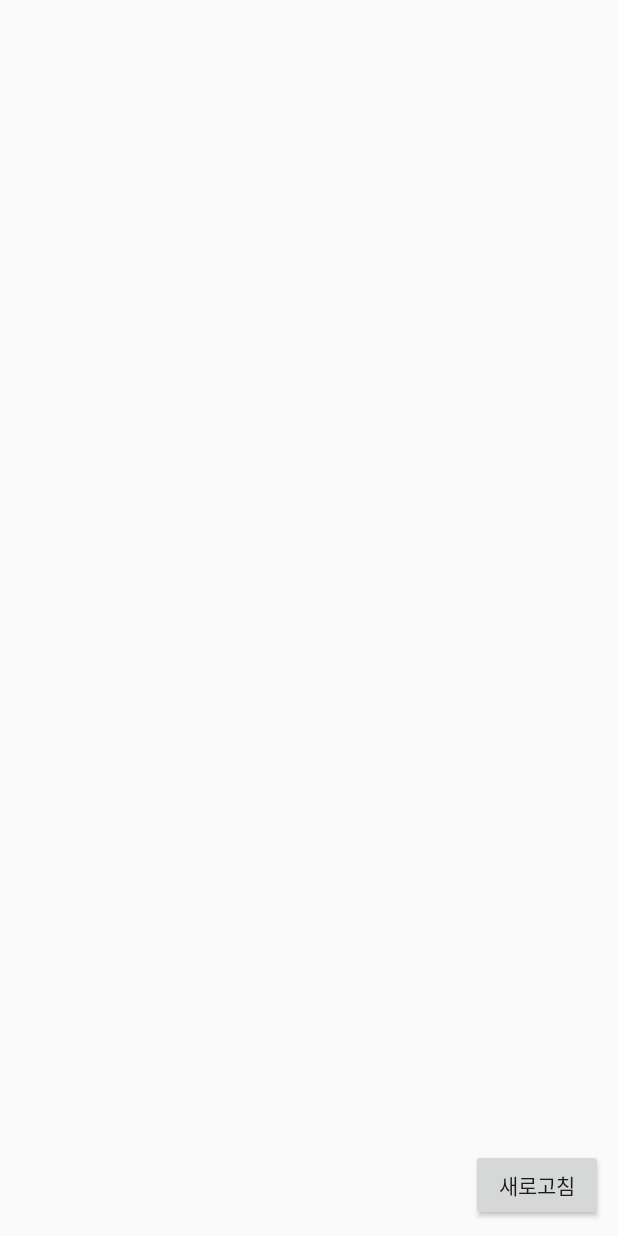
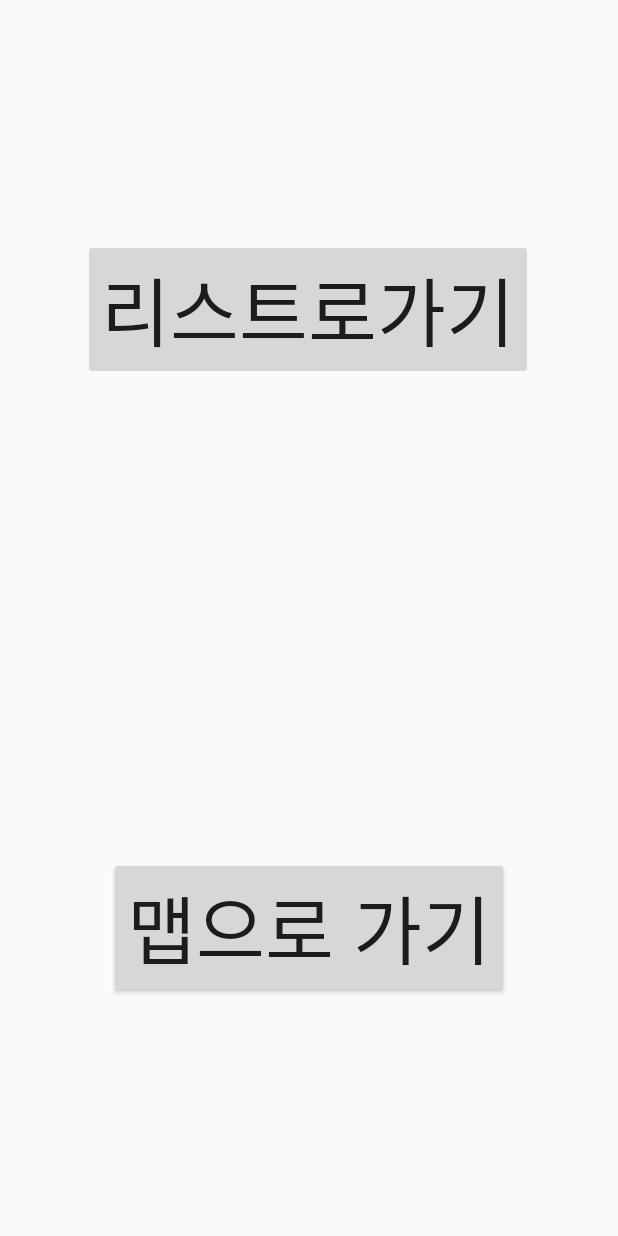
Before and after one commit to amaham1/ParkinglotOfJeju, an Android app: the layout activity_main.xml on its own in the app's theme, with its tools: preview values and no code run, on a phone screen of 412 x 824 dp. Run offline under Robolectric (Android 15) with nearby library versions, the phone set to English and light mode, and no system bars.

Commit message:
Update activity_main.xml

```diff
--- a/app/src/main/res/layout/activity_main.xml
+++ b/app/src/main/res/layout/activity_main.xml
@@ -2,42 +2,51 @@
 <androidx.constraintlayout.widget.ConstraintLayout xmlns:android="http://schemas.android.com/apk/res/android"
     xmlns:app="http://schemas.android.com/apk/res-auto"
     xmlns:tools="http://schemas.android.com/tools"
+    android:id="@+id/container"
     android:layout_width="match_parent"
-    android:layout_height="match_parent"
-    tools:context=".MainActivity">
-
-    <ProgressBar
-        android:id="@+id/progressBar"
-        style="?android:attr/progressBarStyleHorizontal"
-        android:layout_width="match_parent"
-        android:layout_height="wrap_content"
-        android:max="100"
-        android:visibility="gone"
-        app:layout_constraintBottom_toBottomOf="@+id/recyclerViewOfMain"
-        app:layout_constraintEnd_toEndOf="parent"
-        app:layout_constraintStart_toStartOf="@+id/recyclerViewOfMain"
-        app:layout_constraintTop_toTopOf="@+id/recyclerViewOfMain" />
+    android:layout_height="match_parent">
 
     <Button
-        android:id="@+id/refresh"
+        android:stateListAnimator="@null"
+        android:id="@+id/buttonGotoList"
         android:layout_width="wrap_content"
         android:layout_height="wrap_content"
-        android:layout_marginRight="10dp"
-        android:layout_marginBottom="10dp"
-        android:text="새로고침"
-        app:layout_constraintBottom_toBottomOf="parent"
+        android:text="리스트로가기"
+        android:textSize="50sp"
+        app:layout_constraintBottom_toBottomOf="@+id/guideline2"
         app:layout_constraintEnd_toEndOf="parent"
-        app:layout_constraintHorizontal_bias="1.0"
-        app:layout_constraintStart_toStartOf="@+id/recyclerViewOfMain"
-        app:layout_constraintTop_toTopOf="@+id/recyclerViewOfMain"
-        app:layout_constraintVertical_bias="1.0" />
+        app:layout_constraintHorizontal_bias="0.495"
+        app:layout_constraintStart_toStartOf="parent"
+        app:layout_constraintTop_toTopOf="parent"
+        app:layout_constraintVertical_bias="0.5" />
 
-    <androidx.recyclerview.widget.RecyclerView
-        android:id="@+id/recyclerViewOfMain"
-        android:layout_width="0dp"
-        android:layout_height="0dp"
+    <Button
+        android:id="@+id/buttonGotoMap"
+        android:layout_width="wrap_content"
+        android:layout_height="wrap_content"
+        android:text="맵으로 가기"
+        android:textSize="50sp"
         app:layout_constraintBottom_toBottomOf="parent"
         app:layout_constraintEnd_toEndOf="parent"
         app:layout_constraintStart_toStartOf="parent"
-        app:layout_constraintTop_toTopOf="parent" />
+        app:layout_constraintTop_toTopOf="@+id/guideline2"
+        app:layout_constraintVertical_bias="0.5" />
+
+    <View
+        android:id="@+id/view"
+        android:layout_width="match_parent"
+        android:layout_height="5dp"
+        app:layout_constraintBottom_toTopOf="parent"
+        app:layout_constraintEnd_toEndOf="parent"
+        app:layout_constraintStart_toStartOf="parent"
+        app:layout_constraintTop_toBottomOf="parent"
+        />
+
+    <androidx.constraintlayout.widget.Guideline
+        android:id="@+id/guideline2"
+        android:layout_width="wrap_content"
+        android:layout_height="wrap_content"
+        android:orientation="horizontal"
+        app:layout_constraintGuide_percent="0.5" />
+
 </androidx.constraintlayout.widget.ConstraintLayout>
```
